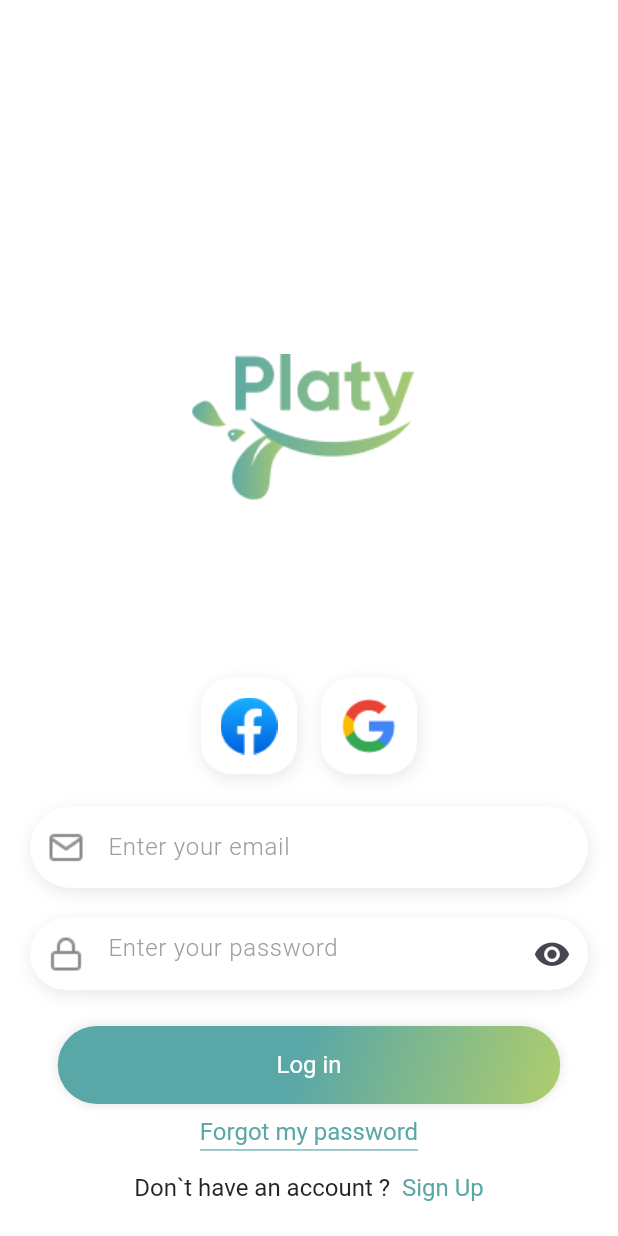
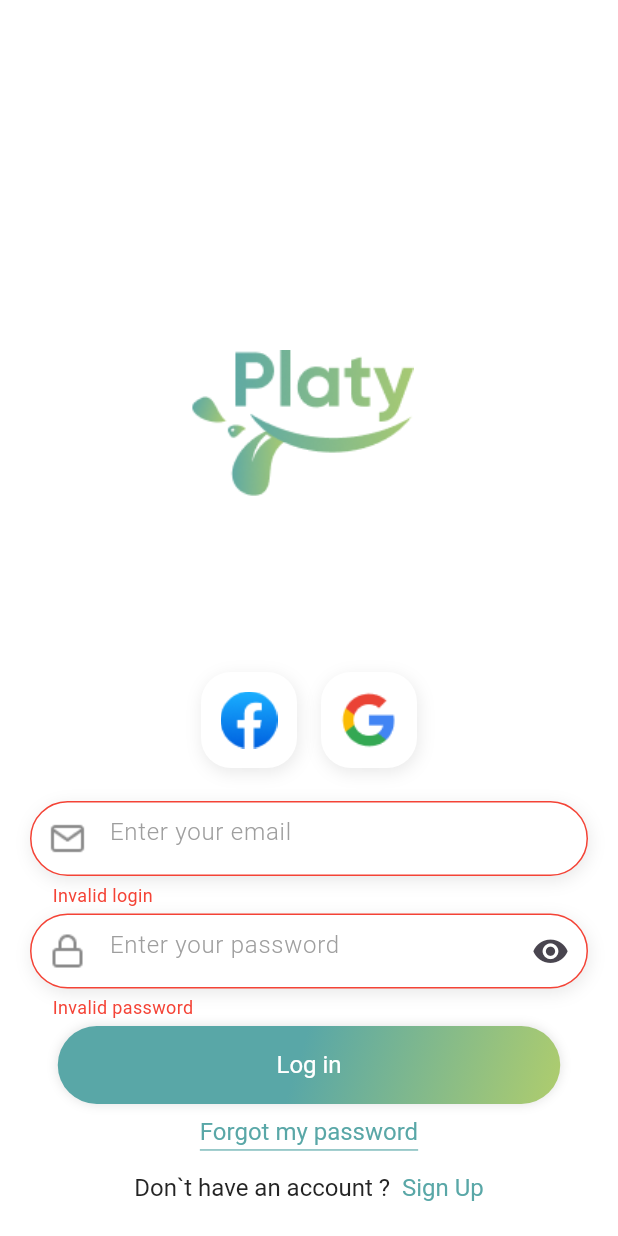
Before and after one commit to AndAgainForYou/meProject, a Flutter app: the screen it shows after launch, after a tap on "Log in", on a phone screen of 412 x 824 dp. Run offline on Flutter 3.47's test engine with Material 3 defaults, Android fonts, the phone set to English and light mode, and no system bars; our stand-ins replace flutter_keyboard_visibility, flutter_svg; Roboto replaces fonts that are missing (Gilroy).

Commit message:
TextFormFields validating realisation

```diff
--- a/lib/features/login/login_page.dart
+++ b/lib/features/login/login_page.dart
@@ -10,6 +10,14 @@ class LoginWidget extends StatefulWidget {
 
 class _LoginWidgetState extends State<LoginWidget> {
   bool _isObscure = true;
+  bool _isErrorVisible = false;
+  final GlobalKey<FormState> _formKey = GlobalKey<FormState>();
+
+  final TextStyle errorTextStyle = const TextStyle(
+    color: Colors.red, // Set the color you prefer for error text
+    fontSize: 14,
+    fontWeight: FontWeight.bold,
+  );
 
   @override
   Widget build(BuildContext context) {
@@ -44,7 +52,8 @@ class _LoginWidgetState extends State<LoginWidget> {
                     flex: 1,
                     child: Padding(
                       padding: const EdgeInsets.symmetric(
-                          horizontal: 20,),
+                        horizontal: 20,
+                      ),
                       child: Row(
                         mainAxisAlignment: MainAxisAlignment.center,
                         children: [
@@ -120,27 +129,30 @@ class _LoginWidgetState extends State<LoginWidget> {
                       ),
                     ),
                   ),
+                  Form(
+                    key: _formKey,
+                    child: Column(
+                      crossAxisAlignment: CrossAxisAlignment.start,
+                      children: [
                         Padding(
                           padding: const EdgeInsets.symmetric(horizontal: 20),
                           child: Container(
                             decoration: BoxDecoration(
                               borderRadius: BorderRadius.circular(50.0),
+                              border: Border.all(color: _isErrorVisible ? Colors.red : Colors.transparent),
                               color: Colors.white,
                               boxShadow: const [
                                 BoxShadow(
-                            color: Color.fromRGBO(0, 0, 0, 0.09000000357627869),
+                                  color: Color.fromRGBO(
+                                      0, 0, 0, 0.09000000357627869),
                                   offset: Offset(1, 3),
                                   blurRadius: 9,
                                 ),
                               ],
                             ),
-                      child: Padding(
-                        padding: const EdgeInsets.all(0.0),
-                        child: TextField(
+                            child: TextFormField(
                               maxLength: 25,
                               decoration: InputDecoration(
-                            contentPadding:
-                                const EdgeInsets.symmetric(vertical: 15),
                                 counterText: '',
                                 hintText: 'Enter your email',
                                 hintStyle: const TextStyle(
@@ -150,33 +162,63 @@ class _LoginWidgetState extends State<LoginWidget> {
                                   fontWeight: FontWeight.w300,
                                 ),
                                 border: InputBorder.none,
-                            prefixIcon: Image.asset('assets/images/mail.png',
+                                prefixIcon: Image.asset(
+                                    'assets/images/mail.png',
                                     width: 20),
+                              ),
+                              validator: (value) {
+                                if (value == null || value.isEmpty) {
+                                  setState(() {
+                                    _isErrorVisible = true;
+                                  });
+                                }
+                                // Add more validation logic if needed
+                                return null;
+                              },
                             ),
                           ),
                         ),
+                        if (_isErrorVisible)
+                          const Padding(
+                            padding: EdgeInsets.only(top: 4.0, left: 35),
+                            child: Text(
+                              'Invalid login',
+                              style: TextStyle(
+                                color: Colors.red,
+                                fontSize: 12,
+                                fontWeight: FontWeight.w400,
                               ),
                             ),
-                  const SizedBox(height: 20),
+                          ),
+                        SizedBox(height: _isErrorVisible ? 4 : 24),
                         Padding(
                           padding: const EdgeInsets.symmetric(horizontal: 20),
                           child: Container(
                             decoration: BoxDecoration(
                               borderRadius: BorderRadius.circular(50.0),
+                              border: Border.all(color: _isErrorVisible ? Colors.red : Colors.transparent),
                               color: Colors.white,
                               boxShadow: const [
                                 BoxShadow(
-                            color: Color.fromRGBO(0, 0, 0, 0.09000000357627869),
+                                  color: Color.fromRGBO(
+                                      0, 0, 0, 0.09000000357627869),
                                   offset: Offset(1, 3),
                                   blurRadius: 9,
                                 ),
                               ],
                             ),
-                      child: Padding(
-                        padding: const EdgeInsets.all(0.0),
-                        child: TextField(
+                            child: TextFormField(
                               maxLength: 25,
                               obscureText: _isObscure,
+                              validator: (value) {
+                                if (value == null || value.isEmpty) {
+                                  setState(() {
+                                    _isErrorVisible = true;
+                                  });
+                                }
+                                // Add more validation logic if needed
+                                return null;
+                              },
                               decoration: InputDecoration(
                                 hintText: 'Enter your password',
                                 hintStyle: const TextStyle(
@@ -186,14 +228,18 @@ class _LoginWidgetState extends State<LoginWidget> {
                                   fontWeight: FontWeight.w300,
                                 ),
                                 border: InputBorder.none,
+
                                 prefixIcon: Image.asset(
                                   'assets/images/lock.png',
                                   width: 20,
                                 ),
+                                counterText: '',
                                 suffixIcon: IconButton(
-                              icon: Icon(_isObscure
+                                  icon: Icon(
+                                    _isObscure
                                         ? Icons.visibility
-                                  : Icons.visibility_off),
+                                        : Icons.visibility_off,
+                                  ),
                                   onPressed: () {
                                     setState(() {
                                       _isObscure = !_isObscure;
@@ -201,16 +247,31 @@ class _LoginWidgetState extends State<LoginWidget> {
                                   },
                                   iconSize: 25,
                                 ),
-                            counterText: '',
                               ),
                             ),
                           ),
                         ),
+                        if (_isErrorVisible)
+                          const Padding(
+                            padding: EdgeInsets.only(top: 4.0, left: 35),
+                            child: Text(
+                              'Invalid password',
+                              style: TextStyle(
+                                color: Colors.red,
+                                fontSize: 12,
+                                fontWeight: FontWeight.w400,
                               ),
-                  const SizedBox(height: 24),
+                            ),
+                          ),
+                      ],
+                    ),
+                  ),
+                  SizedBox(height: _isErrorVisible ? 4 : 24),
                   InkWell(
                     onTap: () {
-                      // Handle Facebook login
+                      if (_formKey.currentState!.validate()) {
+                        // Form is valid, proceed with login logic
+                      }
                     },
                     child: Container(
                       constraints: const BoxConstraints(
@@ -222,10 +283,7 @@ class _LoginWidgetState extends State<LoginWidget> {
                         gradient: const LinearGradient(
                           begin: Alignment(0.0, -1.0),
                           end: Alignment(1.0, 1.0),
-                          colors: [
-                            Color(0xFF59A7A7),
-                            Color(0xFFAFCD6D)
-                          ], // Set your gradient colors
+                          colors: [Color(0xFF59A7A7), Color(0xFFAFCD6D)],
                           stops: [0.0, 1.0],
                         ),
                         boxShadow: const [
```
Lines whose indentation alone changed are shown as unchanged.
